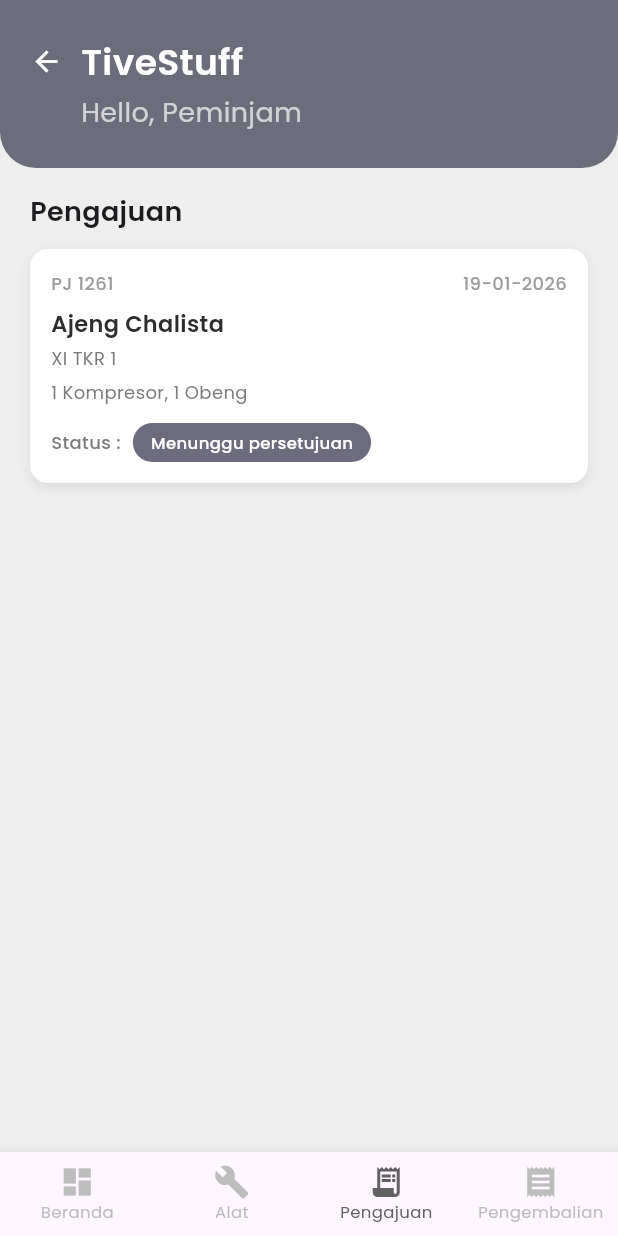
After one commit to salsaariza/TiveStuff, a Flutter app: the PengajuanScreen screen opened by its route, on a phone screen of 412 x 824 dp. The commit adds this screen. Run offline on Flutter 3.47's test engine with Material 3 defaults, Android fonts, the phone set to English and light mode, and no system bars; our stand-ins replace google_fonts.

Commit message:
melanjutkan lagi target 3

```diff
--- a/lib/peminjam/alat_peminjaman.dart
+++ b/lib/peminjam/alat_peminjaman.dart
@@ -82,11 +82,11 @@ class _AlatScreenState extends State<AlatPeminjamScreen> {
 
           if (index == 0) {
             Navigator.pushReplacementNamed(
-                context, '/dashboardpeminjaman');
+                context, '/dashboardpeminjam');
           } else if (index == 2) {
-            Navigator.pushReplacementNamed(context, '/pengajuan');
+            Navigator.pushReplacementNamed(context, '/pengajuanpeminjam');
           } else if (index == 3) {
-            Navigator.pushReplacementNamed(context, '/pengembalian');
+            Navigator.pushReplacementNamed(context, '/pengembalianpeminjam');
           }
         },
       ),
--- /dev/null
+++ b/lib/peminjam/pengajuan_screen.dart
@@ -0,0 +1,206 @@
+import 'package:flutter/material.dart';
+import 'package:tivestuff1/widgets/back_peminjam.dart';
+import 'package:tivestuff1/widgets/nav_peminjam.dart';
+import 'package:google_fonts/google_fonts.dart';
+
+class PengajuanScreen extends StatefulWidget {
+  const PengajuanScreen({super.key});
+
+  @override
+  State<PengajuanScreen> createState() => _PengajuanScreenState();
+}
+
+class _PengajuanScreenState extends State<PengajuanScreen> {
+  @override
+  Widget build(BuildContext context) {
+    return Scaffold(
+      backgroundColor: const Color(0xFFEEEEEE),
+
+      /// ================= NAVBAR =================
+      bottomNavigationBar: NavPeminjam(
+        currentIndex: 2,
+        onTap: (index) {
+          if (index == 2) return;
+
+          if (index == 0) {
+            Navigator.pushReplacementNamed(context, '/dashboardpeminjam');
+          } else if (index == 1) {
+            Navigator.pushReplacementNamed(context, '/alatpeminjam');
+          } else if (index == 3) {
+            Navigator.pushReplacementNamed(context, '/pengembalianpeminjam');
+          }
+        },
+      ),
+
+      /// ================= BODY =================
+      body: SafeArea(
+        child: Column(
+          children: [
+            /// ================= HEADER =================
+            const BackPeminjam(),
+
+            /// ================= CONTENT =================
+            Expanded(
+              child: Padding(
+                padding: const EdgeInsets.symmetric(
+                  horizontal: 20,
+                  vertical: 16,
+                ),
+                child: Column(
+                  crossAxisAlignment: CrossAxisAlignment.start,
+                  children: [
+                    /// Judul halaman
+                    Text(
+                      "Pengajuan",
+                      style: GoogleFonts.poppins(
+                        fontSize: 18,
+                        fontWeight: FontWeight.w600,
+                      ),
+                    ),
+                    const SizedBox(height: 12),
+
+                    /// List pengajuan
+                    Expanded(
+                      child: ListView(
+                        physics: const BouncingScrollPhysics(),
+                        children: const [PengajuanCard()],
+                      ),
+                    ),
+                  ],
+                ),
+              ),
+            ),
+          ],
+        ),
+      ),
+    );
+  }
+}
+
+/// ================= CARD PENGAJUAN =================
+class PengajuanCard extends StatelessWidget {
+  const PengajuanCard({super.key});
+
+  @override
+  Widget build(BuildContext context) {
+    return Container(
+      margin: const EdgeInsets.only(bottom: 12),
+      padding: const EdgeInsets.all(14),
+      decoration: BoxDecoration(
+        color: Colors.white,
+        borderRadius: BorderRadius.circular(12),
+        boxShadow: [
+          BoxShadow(
+            color: Colors.black.withOpacity(0.08),
+            blurRadius: 6,
+            offset: const Offset(0, 3),
+          ),
+        ],
+      ),
+      child: Column(
+        crossAxisAlignment: CrossAxisAlignment.start,
+        children: [
+          /// Header card
+          Row(
+            mainAxisAlignment: MainAxisAlignment.spaceBetween,
+            children: const [
+              Text(
+                'PJ 1261',
+                style: TextStyle(
+                  fontFamily: 'Poppins',
+                  fontSize: 12,
+                  fontWeight: FontWeight.w500,
+                  color: Color(0xFF9B9B9B),
+                ),
+              ),
+              Text(
+                '19-01-2026',
+                style: TextStyle(
+                  fontFamily: 'Poppins',
+                  fontSize: 12,
+                  fontWeight: FontWeight.w500,
+                  color: Color(0xFF9B9B9B),
+                ),
+              ),
+            ],
+          ),
+
+          const SizedBox(height: 8),
+
+          /// Nama
+          const Text(
+            'Ajeng Chalista',
+            style: TextStyle(
+              fontFamily: 'Poppins',
+              fontSize: 15,
+              fontWeight: FontWeight.w600,
+              color: Color(0xFF2D2D2D),
+            ),
+          ),
+
+          const SizedBox(height: 4),
+
+          /// Kelas
+          const Text(
+            'XI TKR 1',
+            style: TextStyle(
+              fontFamily: 'Poppins',
+              fontSize: 12,
+              fontWeight: FontWeight.w400,
+              color: Color(0xFF7B7B7B),
+            ),
+          ),
+
+          const SizedBox(height: 6),
+
+          /// Barang
+          const Text(
+            '1 Kompresor, 1 Obeng',
+            style: TextStyle(
+              fontFamily: 'Poppins',
+              fontSize: 12,
+              fontWeight: FontWeight.w400,
+              color: Color(0xFF7B7B7B),
+            ),
+          ),
+
+          const SizedBox(height: 12),
+
+          /// Status
+          Row(
+            children: [
+              const Text(
+                'Status :',
+                style: TextStyle(
+                  fontFamily: 'Poppins',
+                  fontSize: 12,
+                  fontWeight: FontWeight.w500,
+                  color: Color(0xFF7B7B7B),
+                ),
+              ),
+              const SizedBox(width: 8),
+              Container(
+                height: 26,
+                padding: const EdgeInsets.symmetric(horizontal: 12),
+                alignment: Alignment.center,
+                decoration: BoxDecoration(
+                  color: const Color(0xFF6C6C7E),
+                  borderRadius: BorderRadius.circular(13),
+                ),
+                child: const Text(
+                  'Menunggu persetujuan',
+                  style: TextStyle(
+                    fontFamily: 'Poppins',
+                    fontSize: 11,
+                    fontWeight: FontWeight.w500,
+                    color: Colors.white,
+                  ),
+                ),
+              ),
+            ],
+          ),
+        ],
+      ),
+    );
+  }
+}
--- a/lib/screens/dashboard_peminjam.dart
+++ b/lib/screens/dashboard_peminjam.dart
@@ -26,13 +26,13 @@ class DashboardPeminjam extends StatelessWidget {
 
           switch (index) {
             case 1:
-              Navigator.pushReplacementNamed(context, '/alat');
+              Navigator.pushReplacementNamed(context, '/alatpeminjam');
               break;
             case 2:
-              Navigator.pushReplacementNamed(context, '/pengajuan');
+              Navigator.pushReplacementNamed(context, '/pengajuanpeminjam');
               break;
             case 3:
-              Navigator.pushReplacementNamed(context, '/pengembalian');
+              Navigator.pushReplacementNamed(context, '/pengembalianpeminjam');
               break;
           }
         },
```
Also changed, not shown: lib/main.dart (+7 -5 lines), lib/peminjam/keranjang_peminjaman.dart (+64 -45 lines), lib/peminjam/pengembalian_screen.dart (added, +202 -0 lines).
